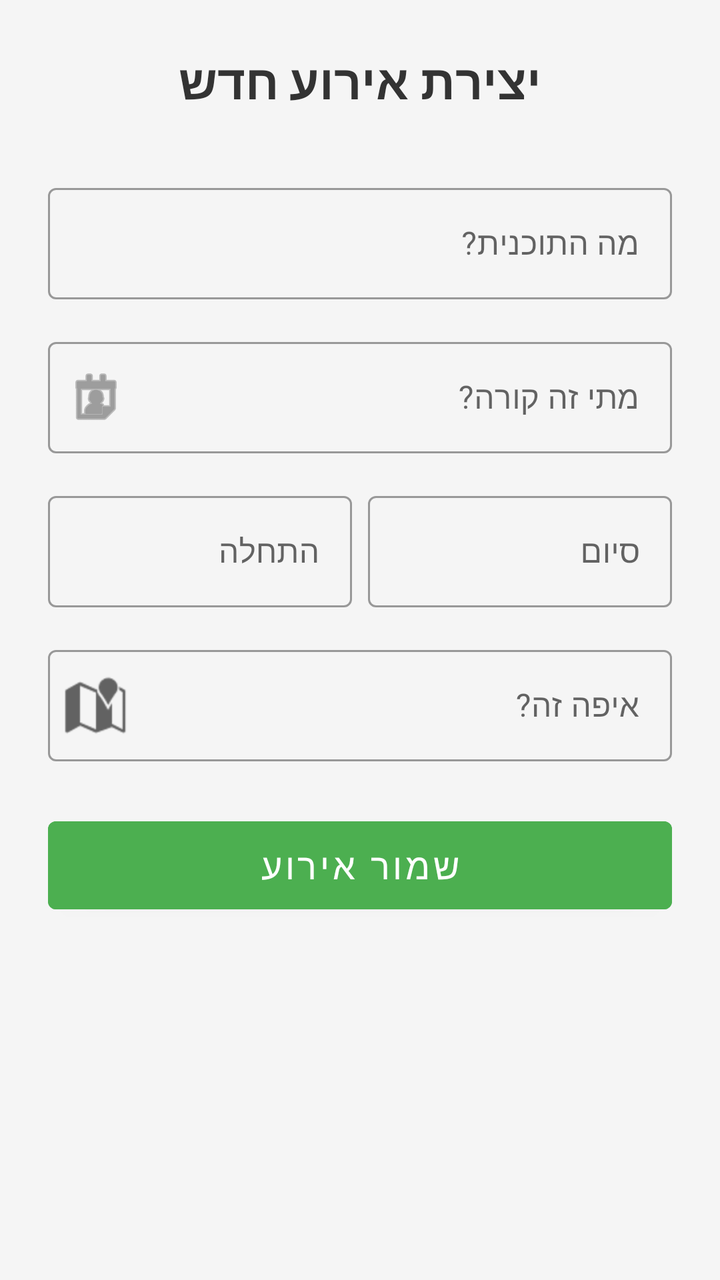
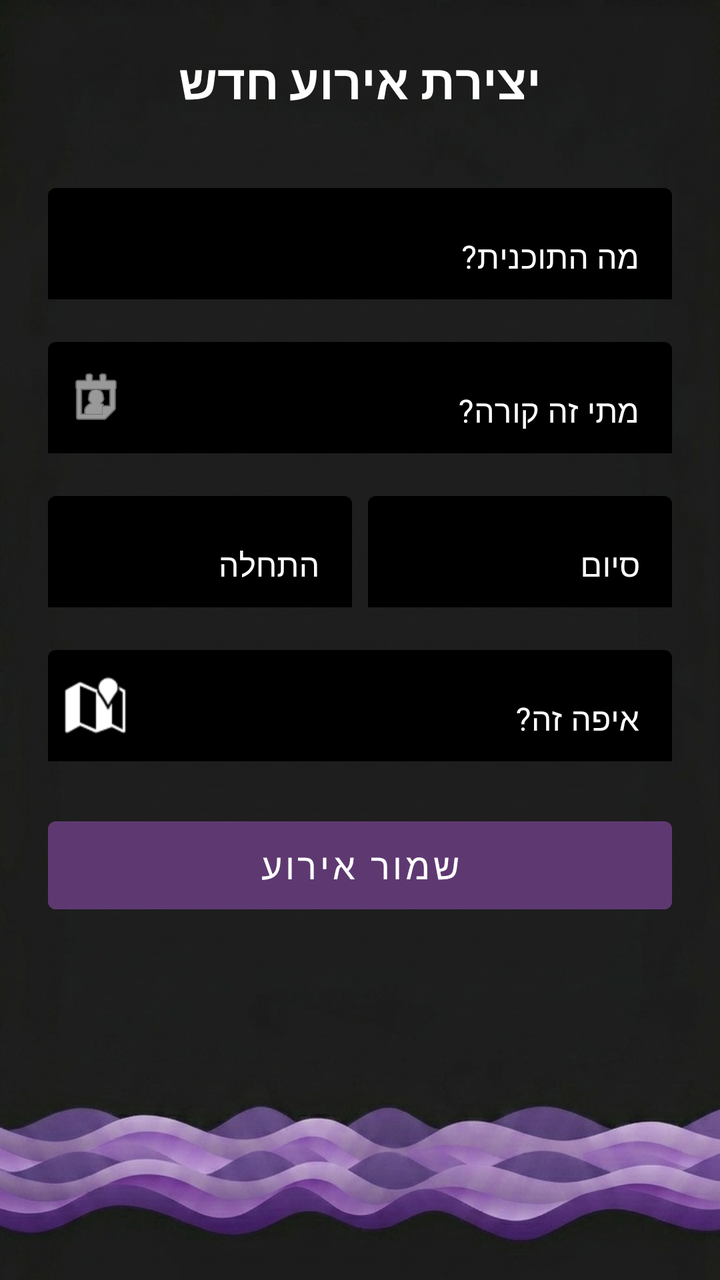

The first picture is an Android layout as it rendered before a commit; the second is the same layout after the commit. The layout source and the unified diff follow.
<!-- AndroidManifest.xml: application theme Theme.MaterialComponents.DayNight.NoActionBar -->
<!-- res/layout/activity_add_event.xml -->
<?xml version="1.0" encoding="utf-8"?>
<LinearLayout xmlns:android="http://schemas.android.com/apk/res/android"
    xmlns:app="http://schemas.android.com/apk/res-auto"
    android:layout_width="match_parent"
    android:layout_height="match_parent"
    android:orientation="vertical"
    android:padding="24dp"
    android:background="#F5F5F5">

    <TextView
        android:layout_width="match_parent"
        android:layout_height="wrap_content"
        android:layout_marginBottom="32dp"
        android:text="יצירת אירוע חדש"
        android:textColor="#333333"
        android:textSize="24sp"
        android:textStyle="bold"
        android:gravity="center" />

    <com.google.android.material.textfield.TextInputLayout
        style="@style/Widget.MaterialComponents.TextInputLayout.OutlinedBox"
        android:layout_width="match_parent"
        android:layout_height="wrap_content"
        android:hint="מה התוכנית?"
        android:layout_marginBottom="16dp">
        <com.google.android.material.textfield.TextInputEditText
            android:id="@+id/etTitle"
            android:layout_width="match_parent"
            android:layout_height="wrap_content" />
    </com.google.android.material.textfield.TextInputLayout>

    <com.google.android.material.textfield.TextInputLayout
        style="@style/Widget.MaterialComponents.TextInputLayout.OutlinedBox"
        android:layout_width="match_parent"
        android:layout_height="wrap_content"
        android:hint="מתי זה קורה?"
        app:startIconDrawable="@android:drawable/ic_menu_my_calendar"
        android:layout_marginBottom="16dp">
        <com.google.android.material.textfield.TextInputEditText
            android:id="@+id/etDate"
            android:layout_width="match_parent"
            android:layout_height="wrap_content"
            android:focusable="false"
            android:clickable="true" />
    </com.google.android.material.textfield.TextInputLayout>

    <LinearLayout
        android:layout_width="match_parent"
        android:layout_height="wrap_content"
        android:orientation="horizontal"
        android:layout_marginBottom="16dp">

        <com.google.android.material.textfield.TextInputLayout
            style="@style/Widget.MaterialComponents.TextInputLayout.OutlinedBox"
            android:layout_width="0dp"
            android:layout_height="wrap_content"
            android:layout_weight="1"
            android:layout_marginEnd="8dp"
            android:hint="התחלה">
            <com.google.android.material.textfield.TextInputEditText
                android:id="@+id/etStartTime"
                android:layout_width="match_parent"
                android:layout_height="wrap_content"
                android:focusable="false"
                android:clickable="true" />
        </com.google.android.material.textfield.TextInputLayout>

        <com.google.android.material.textfield.TextInputLayout
            style="@style/Widget.MaterialComponents.TextInputLayout.OutlinedBox"
            android:layout_width="0dp"
            android:layout_height="wrap_content"
            android:layout_weight="1"
            android:hint="סיום">
            <com.google.android.material.textfield.TextInputEditText
                android:id="@+id/etEndTime"
                android:layout_width="match_parent"
                android:layout_height="wrap_content"
                android:focusable="false"
                android:clickable="true" />
        </com.google.android.material.textfield.TextInputLayout>
    </LinearLayout>

    <com.google.android.material.textfield.TextInputLayout
        style="@style/Widget.MaterialComponents.TextInputLayout.OutlinedBox"
        android:layout_width="match_parent"
        android:layout_height="wrap_content"
        android:hint="איפה זה?"
        app:startIconDrawable="@android:drawable/ic_dialog_map"
        android:layout_marginBottom="24dp">
        <com.google.android.material.textfield.TextInputEditText
            android:id="@+id/etLocation"
            android:layout_width="match_parent"
            android:layout_height="wrap_content" />
    </com.google.android.material.textfield.TextInputLayout>

    <Button
        android:id="@+id/btnSave"
        android:layout_width="match_parent"
        android:layout_height="56dp"
        android:text="שמור אירוע"
        android:textSize="18sp"
        android:backgroundTint="#4CAF50"
        android:textColor="#FFFFFF" />

</LinearLayout>
<!-- resources referenced by this layout -->
<resources>

</resources>

<!-- the commit's change to res/layout/activity_add_event.xml (unified diff, before → after) -->
@@ -5,41 +5,54 @@
     android:layout_height="match_parent"
     android:orientation="vertical"
     android:padding="24dp"
-    android:background="#F5F5F5">
+    android:background="@drawable/other_page_background">
 
     <TextView
         android:layout_width="match_parent"
         android:layout_height="wrap_content"
         android:layout_marginBottom="32dp"
         android:text="יצירת אירוע חדש"
-        android:textColor="#333333"
+        android:textColor="#FFFFFF"
         android:textSize="24sp"
         android:textStyle="bold"
         android:gravity="center" />
 
     <com.google.android.material.textfield.TextInputLayout
-        style="@style/Widget.MaterialComponents.TextInputLayout.OutlinedBox"
         android:layout_width="match_parent"
         android:layout_height="wrap_content"
         android:hint="מה התוכנית?"
+        app:boxBackgroundColor="#000000"
+        app:boxBackgroundMode="outline"
+        app:hintTextColor="#FFFFFF"
+        android:textColorHint="#FFFFFF"
+        app:boxStrokeColor="#FFFFFF"
+        app:boxStrokeWidth="1dp"
         android:layout_marginBottom="16dp">
         <com.google.android.material.textfield.TextInputEditText
             android:id="@+id/etTitle"
             android:layout_width="match_parent"
-            android:layout_height="wrap_content" />
+            android:layout_height="wrap_content"
+            android:textColor="#FFFFFF" />
     </com.google.android.material.textfield.TextInputLayout>
 
     <com.google.android.material.textfield.TextInputLayout
-        style="@style/Widget.MaterialComponents.TextInputLayout.OutlinedBox"
         android:layout_width="match_parent"
         android:layout_height="wrap_content"
         android:hint="מתי זה קורה?"
+        app:boxBackgroundColor="#000000"
+        app:boxBackgroundMode="outline"
+        app:hintTextColor="#FFFFFF"
+        android:textColorHint="#FFFFFF"
+        app:boxStrokeColor="#FFFFFF"
+        app:boxStrokeWidth="1dp"
         app:startIconDrawable="@android:drawable/ic_menu_my_calendar"
+        app:startIconTint="#FFFFFF"
         android:layout_marginBottom="16dp">
         <com.google.android.material.textfield.TextInputEditText
             android:id="@+id/etDate"
             android:layout_width="match_parent"
             android:layout_height="wrap_content"
+            android:textColor="#FFFFFF"
             android:focusable="false"
             android:clickable="true" />
     </com.google.android.material.textfield.TextInputLayout>
@@ -51,46 +64,65 @@
         android:layout_marginBottom="16dp">
 
         <com.google.android.material.textfield.TextInputLayout
-            style="@style/Widget.MaterialComponents.TextInputLayout.OutlinedBox"
             android:layout_width="0dp"
             android:layout_height="wrap_content"
             android:layout_weight="1"
             android:layout_marginEnd="8dp"
-            android:hint="התחלה">
+            android:hint="התחלה"
+            app:boxBackgroundColor="#000000"
+            app:boxBackgroundMode="outline"
+            app:hintTextColor="#FFFFFF"
+            android:textColorHint="#FFFFFF"
+            app:boxStrokeColor="#FFFFFF"
+            app:boxStrokeWidth="1dp">
             <com.google.android.material.textfield.TextInputEditText
                 android:id="@+id/etStartTime"
                 android:layout_width="match_parent"
                 android:layout_height="wrap_content"
+                android:textColor="#FFFFFF"
                 android:focusable="false"
                 android:clickable="true" />
         </com.google.android.material.textfield.TextInputLayout>
 
         <com.google.android.material.textfield.TextInputLayout
-            style="@style/Widget.MaterialComponents.TextInputLayout.OutlinedBox"
             android:layout_width="0dp"
             android:layout_height="wrap_content"
             android:layout_weight="1"
-            android:hint="סיום">
+            android:hint="סיום"
+            app:boxBackgroundColor="#000000"
+            app:boxBackgroundMode="outline"
+            app:hintTextColor="#FFFFFF"
+            android:textColorHint="#FFFFFF"
+            app:boxStrokeColor="#FFFFFF"
+            app:boxStrokeWidth="1dp">
             <com.google.android.material.textfield.TextInputEditText
                 android:id="@+id/etEndTime"
                 android:layout_width="match_parent"
                 android:layout_height="wrap_content"
+                android:textColor="#FFFFFF"
                 android:focusable="false"
                 android:clickable="true" />
         </com.google.android.material.textfield.TextInputLayout>
     </LinearLayout>
 
     <com.google.android.material.textfield.TextInputLayout
-        style="@style/Widget.MaterialComponents.TextInputLayout.OutlinedBox"
         android:layout_width="match_parent"
         android:layout_height="wrap_content"
         android:hint="איפה זה?"
+        app:boxBackgroundColor="#000000"
+        app:boxBackgroundMode="outline"
+        app:hintTextColor="#FFFFFF"
+        android:textColorHint="#FFFFFF"
+        app:boxStrokeColor="#FFFFFF"
+        app:boxStrokeWidth="1dp"
         app:startIconDrawable="@android:drawable/ic_dialog_map"
+        app:startIconTint="#FFFFFF"
         android:layout_marginBottom="24dp">
         <com.google.android.material.textfield.TextInputEditText
             android:id="@+id/etLocation"
             android:layout_width="match_parent"
-            android:layout_height="wrap_content" />
+            android:layout_height="wrap_content"
+            android:textColor="#FFFFFF" />
     </com.google.android.material.textfield.TextInputLayout>
 
     <Button
@@ -99,7 +131,7 @@
         android:layout_height="56dp"
         android:text="שמור אירוע"
         android:textSize="18sp"
-        android:backgroundTint="#4CAF50"
+        android:backgroundTint="#5E3971"
         android:textColor="#FFFFFF" />
 
 </LinearLayout>
<!-- resource entries referenced after the edit -->
@@ -1,5 +1,5 @@
 <!-- resources referenced by this layout -->
 <resources>
-
+  <!-- drawable other_page_background: png bitmap (drawable, 591084 bytes) -->
 </resources>
 
